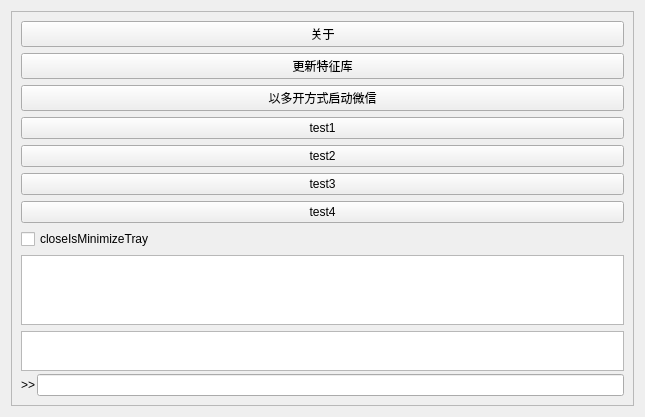
Old version of the form src/wxbox/ui/mainwindow.ui in the repository 12CrazyPaul21/WxBox.
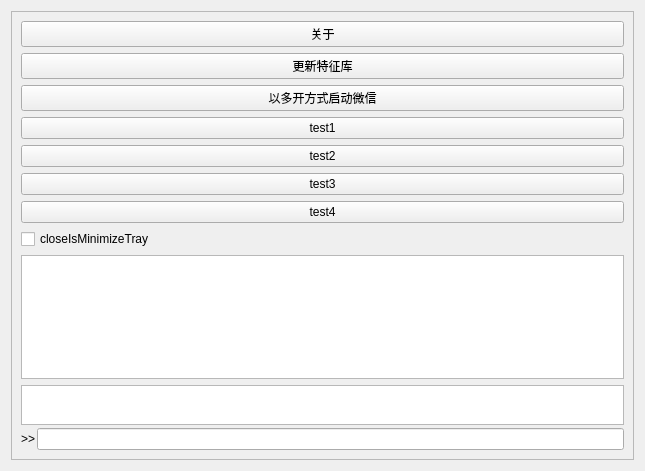
New version of the form.

```diff
--- a/src/wxbox/ui/mainwindow.ui
+++ b/src/wxbox/ui/mainwindow.ui
@@ -7,7 +7,7 @@
     <x>0</x>
     <y>0</y>
     <width>645</width>
-    <height>417</height>
+    <height>471</height>
    </rect>
   </property>
   <property name="windowTitle">
```
